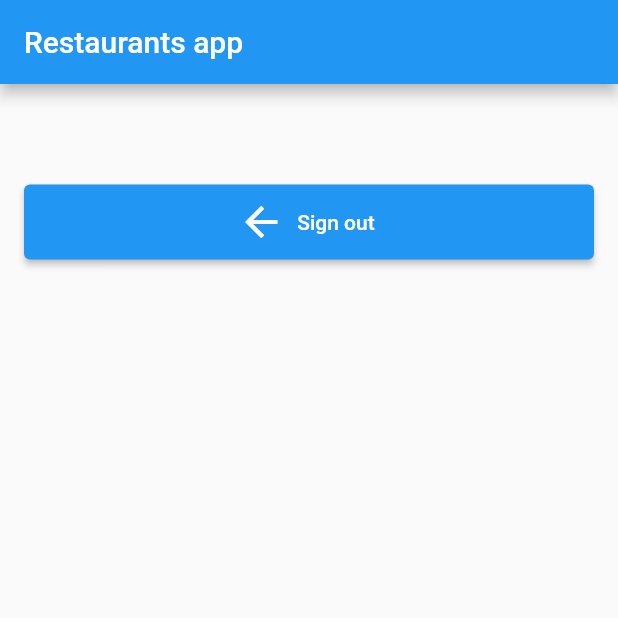
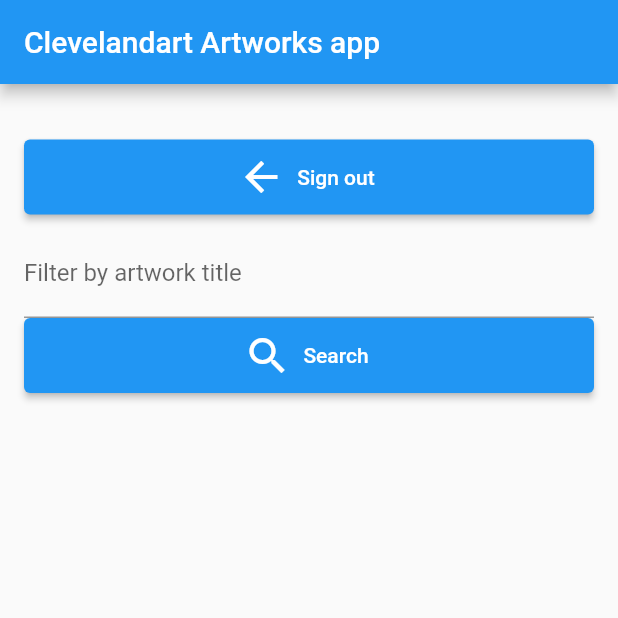
Before and after one commit to jpcorreap/clevelandart-mobile-app, a Flutter app: the screen it shows once a user with an empty profile is signed in, on a phone screen of 412 x 824 dp, the top half of it. Run offline on Flutter 3.47's test engine with Material 2 defaults, Android fonts, the phone set to English and light mode, and no system bars; our stand-ins replace dio, firebase_auth, firebase_core; accounts and stored records are empty; network calls fail.

```diff
--- a/lib/main.dart
+++ b/lib/main.dart
@@ -34,7 +34,7 @@ class Wrapper extends StatelessWidget {
         appBar: AppBar(
           // Here we take the value from the MyHomePage object that was created by
           // the App.build method, and use it to set our appbar title.
-          title: const Text("Restaurants app"),
+          title: const Text("Clevelandart Artworks app"),
         ),
         body: StreamBuilder<User?>(
           stream: FirebaseAuth.instance.authStateChanges(),
--- /dev/null
+++ b/lib/models/artwork.dart
@@ -0,0 +1,21 @@
+class Artwork {
+  final int id;
+  final String title;
+  final String technique;
+  final String url;
+
+  const Artwork(
+      {required this.id,
+      required this.title,
+      required this.technique,
+      required this.url});
+
+  factory Artwork.fromMap(Map<String, dynamic> map) {
+    return Artwork(
+      id: map['id'],
+      title: map['title'],
+      technique: map['technique'],
+      url: map['url'],
+    );
+  }
+}
--- a/lib/screens/home.dart
+++ b/lib/screens/home.dart
@@ -1,5 +1,8 @@
 import 'package:firebase_auth/firebase_auth.dart';
 import 'package:flutter/material.dart';
+import 'package:restaurants_app/widgets/artwork_searcher.dart';
+
+import '../widgets/custom_button.dart';
 
 class Home extends StatelessWidget {
   final user = FirebaseAuth.instance.currentUser!;
@@ -10,19 +13,19 @@ class Home extends StatelessWidget {
           mainAxisAlignment: MainAxisAlignment.center,
           children: [
             const SizedBox(
+              height: 5,
+            ),
+            Text(user.email!),
+            CustomButton(
+              label: "Sign out",
+              icon: const Icon(Icons.arrow_back, size: 32),
+              onClick: FirebaseAuth.instance.signOut,
+            ),
+            const SizedBox(height: 10),
+            ArtworkSearcher(),
+            const SizedBox(
               height: 30,
             ),
-            Text(user.email!),
-            const SizedBox(height: 5),
-            ElevatedButton.icon(
-              style: ElevatedButton.styleFrom(
-                  minimumSize: const Size.fromHeight(50)),
-              icon: const Icon(Icons.arrow_back, size: 32),
-              label: const Text("Sign out"),
-              onPressed: () {
-                FirebaseAuth.instance.signOut();
-              },
-            )
           ],
         ),
       );
--- /dev/null
+++ b/lib/services/artworks_services.dart
@@ -0,0 +1,22 @@
+import '../models/artwork.dart';
+
+Future<List<Artwork>> getArtworks(widget, title) async {
+  List<Artwork> parsedArtworks = [];
+  try {
+    var response = await widget.dio.get(
+      "https://openaccess-api.clevelandart.org/api/artworks",
+      queryParameters: {"limit": 20, "title": title},
+    );
+
+    response.data["data"].forEach((artwork) {
+      parsedArtworks.add(Artwork(
+          id: artwork["id"],
+          title: artwork["title"],
+          technique: artwork["technique"],
+          url: artwork["url"]));
+    });
+  } catch (e) {
+    print(e);
+  }
+  return parsedArtworks;
+}
--- /dev/null
+++ b/lib/widgets/artwork_searcher.dart
@@ -0,0 +1,78 @@
+import 'package:flutter/material.dart';
+import 'package:restaurants_app/models/artwork.dart';
+import 'package:restaurants_app/services/artworks_services.dart';
+import 'custom_button.dart';
+import 'package:dio/dio.dart';
+
+class ArtworkSearcher extends StatefulWidget {
+  ArtworkSearcher({Key? key}) : super(key: key);
+  final dio = Dio();
+
+  @override
+  _ArtworkSearcherState createState() => _ArtworkSearcherState();
+}
+
+class _ArtworkSearcherState extends State<ArtworkSearcher> {
+  final _formKey = GlobalKey<FormState>();
+  List<dynamic> _artworks = [];
+
+  void searchArtworks(String title) async {
+    setState(() {
+      try {
+        getArtworks(widget, title).then((fetchedArtworks) {
+          _artworks = fetchedArtworks;
+        });
+      } catch (e) {
+        print(e);
+      }
+    });
+  }
+
+  @override
+  Widget build(BuildContext context) {
+    final _artworkTitleController = TextEditingController();
+
+    @override
+    void dispose() {
+      _artworkTitleController.dispose();
+      super.dispose();
+    }
+
+    return Column(
+      mainAxisAlignment: MainAxisAlignment.center,
+      children: <Widget>[
+        Form(
+            key: _formKey,
+            child: Column(
+              children: [
+                TextField(
+                  controller: _artworkTitleController,
+                  textInputAction: TextInputAction.next,
+                  decoration: const InputDecoration(
+                      labelText: "Filter by artwork title"),
+                ),
+                CustomButton(
+                  label: "Search",
+                  icon: const Icon(Icons.search, size: 32),
+                  onClick: () {
+                    var artworkTitle = _artworkTitleController.text.trim();
+                    if (artworkTitle.isNotEmpty) {
+                      searchArtworks(artworkTitle);
+                    }
+                  },
+                ),
+                /*_artworks.length == 0
+                    ? Text("No data")
+                    : Expanded(
+                        child: ListView(
+                          children: _artworks.map(
+                            (Artwork artwork) => Text(artwork.title),
+                          ),
+                        ),
+                      ),*/
+              ],
+            ))
+      ],
+    );
+  }
+}
--- /dev/null
+++ b/lib/widgets/custom_button.dart
@@ -0,0 +1,25 @@
+import 'package:flutter/material.dart';
+
+class CustomButton extends StatelessWidget {
+  final String label;
+  final Icon icon;
+  final Function onClick;
+  const CustomButton(
+      {Key? key,
+      required this.label,
+      required this.onClick,
+      required this.icon})
+      : super(key: key);
+
+  @override
+  Widget build(BuildContext context) {
+    return ElevatedButton.icon(
+      style: ElevatedButton.styleFrom(minimumSize: const Size.fromHeight(50)),
+      icon: icon,
+      label: Text(label),
+      onPressed: () {
+        onClick();
+      },
+    );
+  }
+}
--- a/pubspec.yaml
+++ b/pubspec.yaml
@@ -36,6 +36,7 @@ dependencies:
 
   cloud_firestore: ^3.1.17
   firebase_auth: ^3.3.19
+  dio: ^4.0.6
 
 dev_dependencies:
   flutter_test:
```
Also changed, not shown: pubspec.lock.
